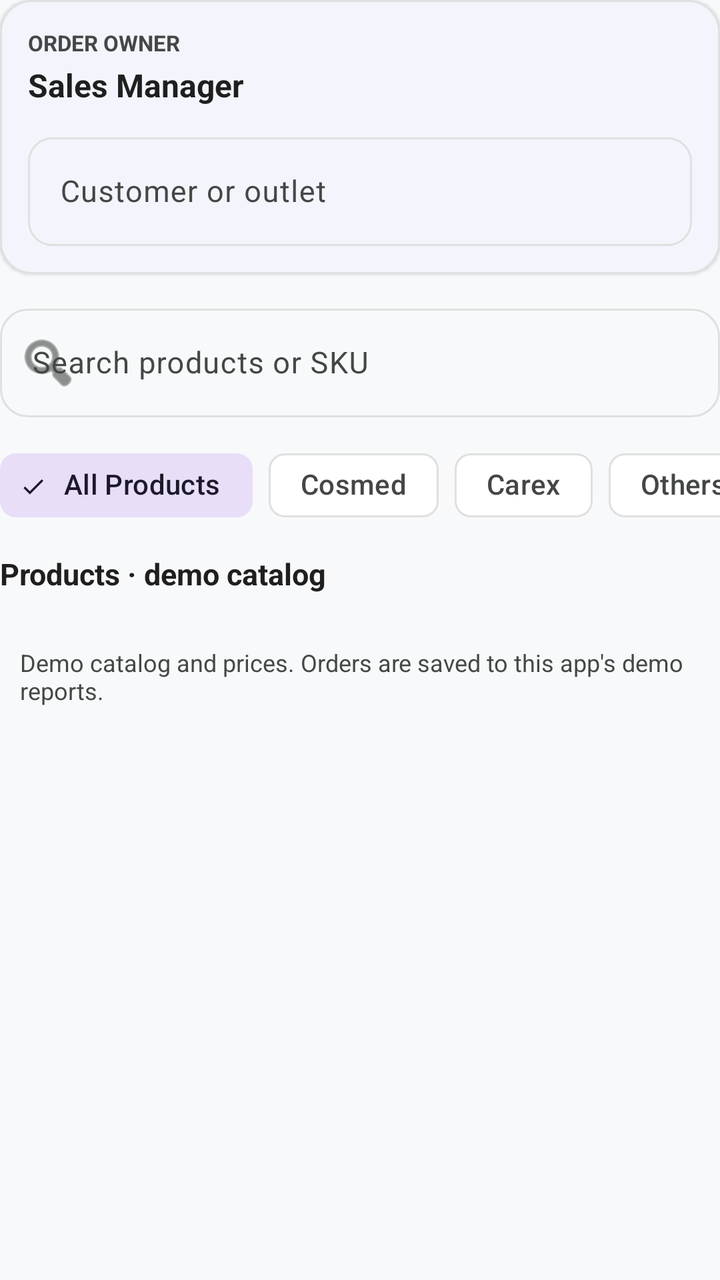
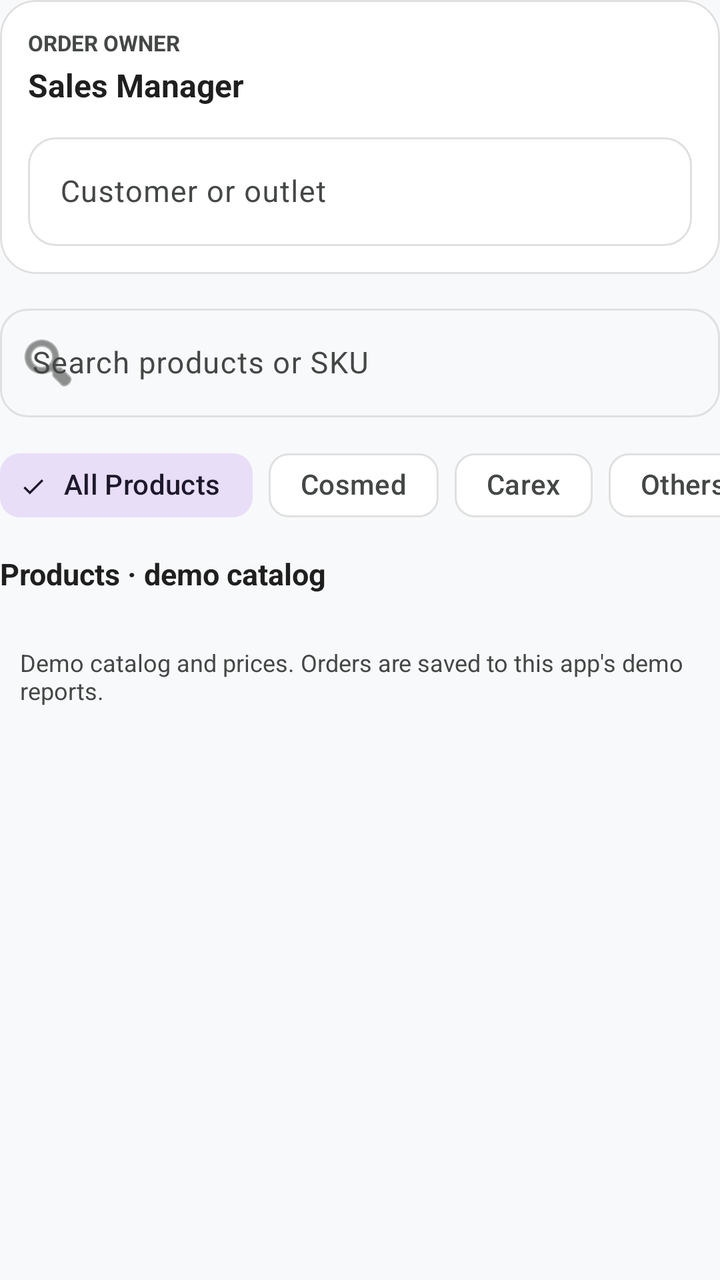

Before-and-after screenshots of an Android layout around one commit, followed by the original layout XML and the change that was made.
<!-- AndroidManifest.xml: application theme Theme.OrderPro -->
<!-- res/layout/layout_order_entry.xml -->
<?xml version="1.0" encoding="utf-8"?>
<LinearLayout xmlns:android="http://schemas.android.com/apk/res/android"
    xmlns:app="http://schemas.android.com/apk/res-auto"
    android:layout_width="match_parent"
    android:layout_height="wrap_content"
    android:orientation="vertical">

    <com.google.android.material.card.MaterialCardView
        android:layout_width="match_parent"
        android:layout_height="wrap_content"
        android:layout_marginBottom="12dp"
        app:cardBackgroundColor="@color/surface_light"
        app:cardCornerRadius="16dp"
        app:cardElevation="1dp"
        app:strokeColor="@color/outline_light"
        app:strokeWidth="1dp">

        <LinearLayout
            android:layout_width="match_parent"
            android:layout_height="wrap_content"
            android:orientation="vertical"
            android:padding="14dp">

            <TextView
                android:layout_width="wrap_content"
                android:layout_height="wrap_content"
                android:text="ORDER OWNER"
                android:textColor="@color/on_surface_variant_light"
                android:textSize="11sp"
                android:textStyle="bold" />

            <TextView
                android:layout_width="wrap_content"
                android:layout_height="wrap_content"
                android:layout_marginTop="3dp"
                android:layout_marginBottom="10dp"
                android:text="Sales Manager"
                android:textColor="@color/on_surface_light"
                android:textSize="16sp"
                android:textStyle="bold" />

            <com.google.android.material.textfield.TextInputLayout
                android:id="@+id/orderCustomerLayout"
                style="@style/Widget.Material3.TextInputLayout.OutlinedBox"
                android:layout_width="match_parent"
                android:layout_height="wrap_content"
                android:hint="Customer or outlet"
                app:boxCornerRadiusBottomEnd="12dp"
                app:boxCornerRadiusBottomStart="12dp"
                app:boxCornerRadiusTopEnd="12dp"
                app:boxCornerRadiusTopStart="12dp">

                <com.google.android.material.textfield.TextInputEditText
                    android:id="@+id/orderCustomer"
                    android:layout_width="match_parent"
                    android:layout_height="wrap_content"
                    android:inputType="textCapWords"
                    android:singleLine="true"
                    android:textSize="15sp" />
            </com.google.android.material.textfield.TextInputLayout>
        </LinearLayout>
    </com.google.android.material.card.MaterialCardView>

    <com.google.android.material.textfield.TextInputLayout
        android:id="@+id/orderSearchLayout"
        style="@style/Widget.Material3.TextInputLayout.OutlinedBox"
        android:layout_width="match_parent"
        android:layout_height="wrap_content"
        android:layout_marginBottom="10dp"
        android:hint="Search products or SKU"
        app:boxCornerRadiusBottomEnd="14dp"
        app:boxCornerRadiusBottomStart="14dp"
        app:boxCornerRadiusTopEnd="14dp"
        app:boxCornerRadiusTopStart="14dp"
        app:startIconDrawable="@android:drawable/ic_menu_search">

        <com.google.android.material.textfield.TextInputEditText
            android:id="@+id/orderSearch"
            android:layout_width="match_parent"
            android:layout_height="wrap_content"
            android:singleLine="true"
            android:textSize="15sp" />
    </com.google.android.material.textfield.TextInputLayout>

    <HorizontalScrollView
        android:layout_width="match_parent"
        android:layout_height="wrap_content"
        android:layout_marginBottom="10dp"
        android:scrollbars="none">

        <com.google.android.material.chip.ChipGroup
            android:id="@+id/orderCategoryGroup"
            android:layout_width="wrap_content"
            android:layout_height="wrap_content"
            app:chipSpacingHorizontal="8dp"
            app:singleLine="true"
            app:singleSelection="true"
            app:selectionRequired="true">

            <com.google.android.material.chip.Chip
                android:id="@+id/chipAllProducts"
                style="@style/Widget.Material3.Chip.Filter"
                android:layout_width="wrap_content"
                android:layout_height="wrap_content"
                android:checked="true"
                android:text="All Products" />

            <com.google.android.material.chip.Chip
                android:id="@+id/chipCosmed"
                style="@style/Widget.Material3.Chip.Filter"
                android:layout_width="wrap_content"
                android:layout_height="wrap_content"
                android:text="Cosmed" />

            <com.google.android.material.chip.Chip
                android:id="@+id/chipCarex"
                style="@style/Widget.Material3.Chip.Filter"
                android:layout_width="wrap_content"
                android:layout_height="wrap_content"
                android:text="Carex" />

            <com.google.android.material.chip.Chip
                android:id="@+id/chipOthers"
                style="@style/Widget.Material3.Chip.Filter"
                android:layout_width="wrap_content"
                android:layout_height="wrap_content"
                android:text="Others" />
        </com.google.android.material.chip.ChipGroup>
    </HorizontalScrollView>

    <TextView
        android:id="@+id/tvOrderCatalogLabel"
        android:layout_width="match_parent"
        android:layout_height="wrap_content"
        android:layout_marginBottom="8dp"
        android:text="Products · demo catalog"
        android:textColor="@color/on_surface_light"
        android:textSize="15sp"
        android:textStyle="bold" />

    <LinearLayout
        android:id="@+id/orderProductList"
        android:layout_width="match_parent"
        android:layout_height="wrap_content"
        android:orientation="vertical" />

    <TextView
        android:id="@+id/tvOrderDemoNotice"
        android:layout_width="match_parent"
        android:layout_height="wrap_content"
        android:layout_marginTop="8dp"
        android:padding="10dp"
        android:text="Demo catalog and prices. Orders are saved to this app's demo reports."
        android:textColor="@color/on_surface_variant_light"
        android:textSize="12sp" />
</LinearLayout>
<!-- resources referenced by this layout -->
<resources>
  <color name="on_surface_light">#1F1F1F</color>
  <color name="on_surface_variant_light">#444746</color>
  <color name="outline_light">#E0E0E0</color>
  <color name="surface_light">#FFFFFF</color>
  <style name="Theme.OrderPro" parent="Theme.Material3.DayNight.NoActionBar">
          <item name="colorPrimary">@color/google_blue</item>
          <item name="colorOnPrimary">@color/surface_light</item>
          <item name="colorPrimaryContainer">@color/google_blue_container</item>
          <item name="colorOnPrimaryContainer">@color/on_google_blue_container</item>
          <item name="android:colorBackground">@color/background_light</item>
          <item name="colorSurface">@color/surface_light</item>
          <item name="colorSurfaceVariant">@color/tonal_surface_light</item>
          <item name="colorOnSurface">@color/on_surface_light</item>
          <item name="colorOnSurfaceVariant">@color/on_surface_variant_light</item>
          <item name="colorOutline">@color/outline_light</item>
      </style>
  <color name="google_blue">#0B57D0</color>
  <color name="google_blue_container">#D3E3FD</color>
  <color name="on_google_blue_container">#041E49</color>
  <color name="background_light">#F8F9FA</color>
  <color name="tonal_surface_light">#F3F6FC</color>
</resources>

<!-- the commit's change to res/layout/layout_order_entry.xml (unified diff, before → after) -->
@@ -10,8 +10,8 @@
         android:layout_height="wrap_content"
         android:layout_marginBottom="12dp"
         app:cardBackgroundColor="@color/surface_light"
-        app:cardCornerRadius="16dp"
-        app:cardElevation="1dp"
+        app:cardCornerRadius="@dimen/card_corner_radius_expressive"
+        app:cardElevation="0dp"
         app:strokeColor="@color/outline_light"
         app:strokeWidth="1dp">
 
@@ -19,7 +19,7 @@
             android:layout_width="match_parent"
             android:layout_height="wrap_content"
             android:orientation="vertical"
-            android:padding="14dp">
+            android:padding="@dimen/card_padding">
 
             <TextView
                 android:layout_width="wrap_content"
@@ -45,10 +45,10 @@
                 android:layout_width="match_parent"
                 android:layout_height="wrap_content"
                 android:hint="Customer or outlet"
-                app:boxCornerRadiusBottomEnd="12dp"
-                app:boxCornerRadiusBottomStart="12dp"
-                app:boxCornerRadiusTopEnd="12dp"
-                app:boxCornerRadiusTopStart="12dp">
+                app:boxCornerRadiusBottomEnd="@dimen/input_corner_radius_expressive"
+                app:boxCornerRadiusBottomStart="@dimen/input_corner_radius_expressive"
+                app:boxCornerRadiusTopEnd="@dimen/input_corner_radius_expressive"
+                app:boxCornerRadiusTopStart="@dimen/input_corner_radius_expressive">
 
                 <com.google.android.material.textfield.TextInputEditText
                     android:id="@+id/orderCustomer"
@@ -68,10 +68,10 @@
         android:layout_height="wrap_content"
         android:layout_marginBottom="10dp"
         android:hint="Search products or SKU"
-        app:boxCornerRadiusBottomEnd="14dp"
-        app:boxCornerRadiusBottomStart="14dp"
-        app:boxCornerRadiusTopEnd="14dp"
-        app:boxCornerRadiusTopStart="14dp"
+        app:boxCornerRadiusBottomEnd="@dimen/input_corner_radius_expressive"
+        app:boxCornerRadiusBottomStart="@dimen/input_corner_radius_expressive"
+        app:boxCornerRadiusTopEnd="@dimen/input_corner_radius_expressive"
+        app:boxCornerRadiusTopStart="@dimen/input_corner_radius_expressive"
         app:startIconDrawable="@android:drawable/ic_menu_search">
 
         <com.google.android.material.textfield.TextInputEditText
@@ -93,9 +93,9 @@
             android:layout_width="wrap_content"
             android:layout_height="wrap_content"
             app:chipSpacingHorizontal="8dp"
+            app:selectionRequired="true"
             app:singleLine="true"
-            app:singleSelection="true"
-            app:selectionRequired="true">
+            app:singleSelection="true">
 
             <com.google.android.material.chip.Chip
                 android:id="@+id/chipAllProducts"
<!-- resource entries referenced after the edit -->
@@ -4,6 +4,9 @@
   <color name="on_surface_variant_light">#444746</color>
   <color name="outline_light">#E0E0E0</color>
   <color name="surface_light">#FFFFFF</color>
+  <dimen name="card_corner_radius_expressive">18dp</dimen>
+  <dimen name="card_padding">14dp</dimen>
+  <dimen name="input_corner_radius_expressive">14dp</dimen>
   <style name="Theme.OrderPro" parent="Theme.Material3.DayNight.NoActionBar">
           <item name="colorPrimary">@color/google_blue</item>
           <item name="colorOnPrimary">@color/surface_light</item>
@@ -15,11 +18,25 @@
           <item name="colorOnSurface">@color/on_surface_light</item>
           <item name="colorOnSurfaceVariant">@color/on_surface_variant_light</item>
           <item name="colorOutline">@color/outline_light</item>
+  
+          
+          <item name="shapeAppearanceCornerSmall">@style/ShapeAppearance.OrderPro.SmallComponent</item>
+          <item name="shapeAppearanceCornerMedium">@style/ShapeAppearance.OrderPro.MediumComponent</item>
+          <item name="shapeAppearanceCornerLarge">@style/ShapeAppearance.OrderPro.LargeComponent</item>
       </style>
   <color name="google_blue">#0B57D0</color>
   <color name="google_blue_container">#D3E3FD</color>
   <color name="on_google_blue_container">#041E49</color>
   <color name="background_light">#F8F9FA</color>
   <color name="tonal_surface_light">#F3F6FC</color>
+  <style name="ShapeAppearance.OrderPro.SmallComponent" parent="ShapeAppearance.Material3.Corner.Small">
+          <item name="cornerSize">10dp</item>
+      </style>
+  <style name="ShapeAppearance.OrderPro.MediumComponent" parent="ShapeAppearance.Material3.Corner.Medium">
+          <item name="cornerSize">18dp</item>
+      </style>
+  <style name="ShapeAppearance.OrderPro.LargeComponent" parent="ShapeAppearance.Material3.Corner.Large">
+          <item name="cornerSize">24dp</item>
+      </style>
 </resources>
 
